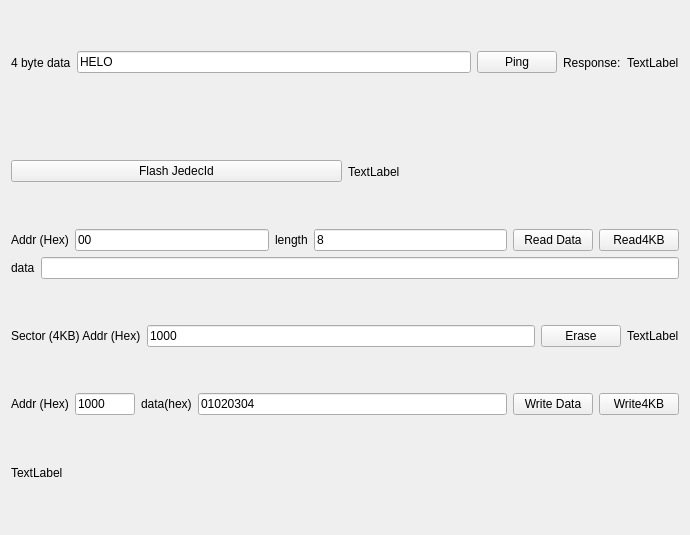
Above: qt_uart_with_stm32/forma7105.ui from muyuchl/epaper_price_tag_mod before the change. Below: the same form after it.
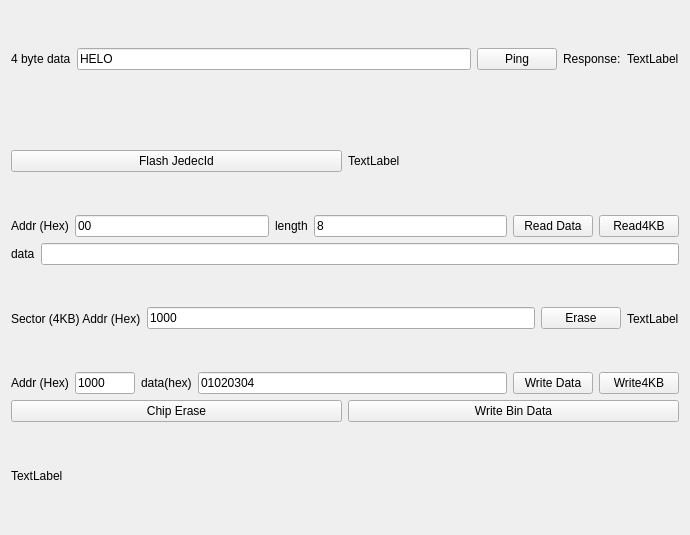
That is the form after the change.

Commit message: add flash chip erase command, little modification to transfer bin file

The edit to the form file:
```diff
--- a/qt_uart_with_stm32/forma7105.ui
+++ b/qt_uart_with_stm32/forma7105.ui
@@ -233,6 +233,24 @@
      </item>
     </layout>
    </item>
+   <item>
+    <layout class="QHBoxLayout" name="horizontalLayout_6">
+     <item>
+      <widget class="QPushButton" name="pushButtonChipErase">
+       <property name="text">
+        <string>Chip Erase</string>
+       </property>
+      </widget>
+     </item>
+     <item>
+      <widget class="QPushButton" name="pushButtonWriteBin">
+       <property name="text">
+        <string>Write Bin Data</string>
+       </property>
+      </widget>
+     </item>
+    </layout>
+   </item>
    <item>
     <widget class="QLabel" name="labelStatus">
      <property name="text">
```
The commit also changes 3 other files.
